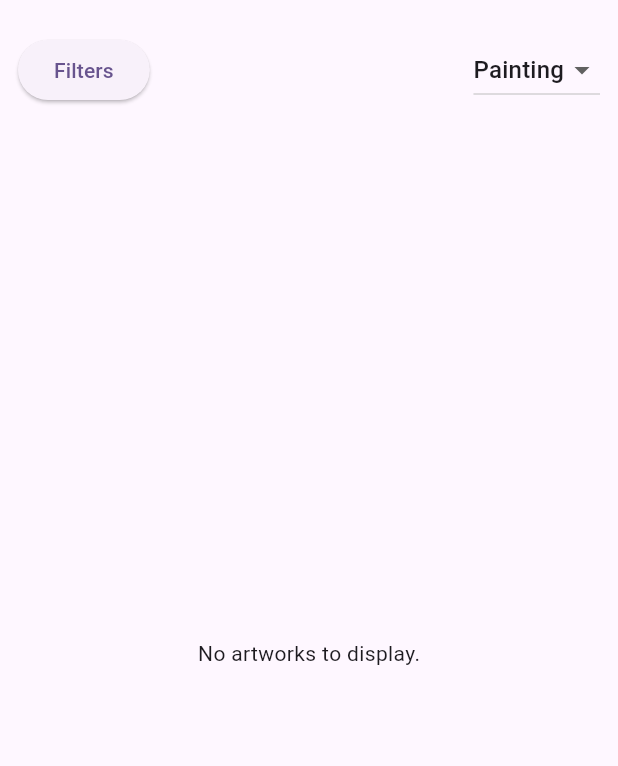
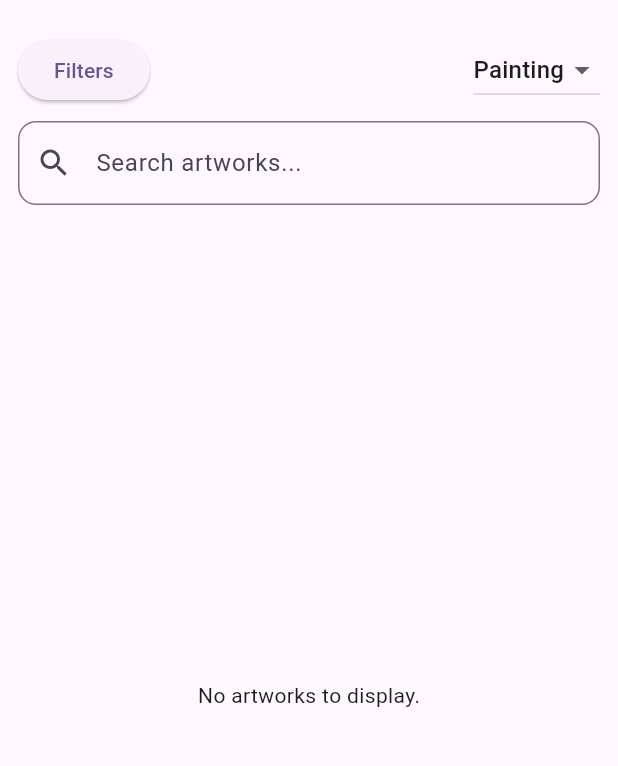
Before and after one commit to shamanth07/ArtHub_flutter, a Flutter app: the VisitorHomePage screen opened directly, on a phone screen of 412 x 824 dp, the part 65-831 px from its top. Run offline on Flutter 3.47's test engine with Material 3 defaults, Android fonts, the phone set to English and light mode, and no system bars; our stand-ins replace firebase_auth, firebase_core, firebase_database, firebase_storage, flutter_map, geocoding and 2 more; missing offline and left inert: newarthub; accounts and stored records are empty.

Commit message:
Update Vhome.dart 97 commits

```diff
--- a/lib/Visitor/Vhome.dart
+++ b/lib/Visitor/Vhome.dart
@@ -1,9 +1,10 @@
 import 'package:flutter/material.dart';
 import 'package:firebase_auth/firebase_auth.dart';
-import 'package:firebase_database/firebase_database.dart';  // add firebase_database dependency
+import 'package:firebase_database/firebase_database.dart';
 import 'package:newarthub/Visitor/VProfile.dart';
 import 'package:newarthub/Visitor/SignUp.dart';
 import 'package:newarthub/Visitor/VSettings.dart';
+
 class VisitorHomePage extends StatefulWidget {
   const VisitorHomePage({super.key});
 
@@ -19,8 +20,8 @@ class _VisitorHomePageState extends State<VisitorHomePage> {
   List<Map<String, dynamic>> events = [];
   bool isLoading = true;
 
-  // To hold liked artworks by id locally for demo
   Set<String> likedArtworks = {};
+  final TextEditingController searchController = TextEditingController();
 
   @override
   void initState() {
@@ -37,7 +38,6 @@ class _VisitorHomePageState extends State<VisitorHomePage> {
 
       if (artworksSnapshot.exists) {
         Map artistsMap = artworksSnapshot.value as Map;
-        // Each artist contains artworks, flatten them
         artistsMap.forEach((artistId, artistData) {
           if (artistData['artworks'] != null) {
             Map artworksMap = artistData['artworks'] as Map;
@@ -90,15 +90,28 @@ class _VisitorHomePageState extends State<VisitorHomePage> {
   }
 
   void onCommentTap(String artworkId) {
-    // For now just show a simple snackbar. You can replace with real comment page.
     ScaffoldMessenger.of(context).showSnackBar(
       SnackBar(content: Text('Comment tapped for artwork $artworkId')),
     );
   }
 
+  List<Map<String, dynamic>> getFilteredItems() {
+    String query = searchController.text.toLowerCase();
+    if (selectedCategory == 'Painting') {
+      return artworks
+          .where((art) => art['title'].toLowerCase().contains(query))
+          .toList();
+    } else {
+      return events
+          .where((event) => event['title'].toLowerCase().contains(query))
+          .toList();
+    }
+  }
+
   @override
   Widget build(BuildContext context) {
     final String? userEmail = FirebaseAuth.instance.currentUser?.email;
+    final filteredItems = getFilteredItems();
 
     return Scaffold(
       drawer: Drawer(
@@ -235,9 +248,7 @@ class _VisitorHomePageState extends State<VisitorHomePage> {
               mainAxisAlignment: MainAxisAlignment.spaceBetween,
               children: [
                 ElevatedButton(
-                  onPressed: () {
-                    // Add filter logic here if needed
-                  },
+                  onPressed: () {},
                   child: const Text("Filters"),
                 ),
                 DropdownButton<String>(
@@ -255,21 +266,40 @@ class _VisitorHomePageState extends State<VisitorHomePage> {
               ],
             ),
           ),
-          const SizedBox(height: 20),
-
+          const SizedBox(height: 10),
+          Padding(
+            padding: const EdgeInsets.symmetric(horizontal: 12),
+            child: TextField(
+              controller: searchController,
+              decoration: InputDecoration(
+                hintText: 'Search ${selectedCategory == 'Painting' ? 'artworks' : 'events'}...',
+                prefixIcon: const Icon(Icons.search),
+                border: OutlineInputBorder(borderRadius: BorderRadius.circular(12)),
+              ),
+              onChanged: (_) {
+                setState(() {}); // Triggers rebuild for filtering
+              },
+            ),
+          ),
+          const SizedBox(height: 10),
           Expanded(
             child: isLoading
                 ? const Center(child: CircularProgressIndicator())
-                : selectedCategory == 'Painting'
-                ? artworks.isEmpty
-                ? const Center(child: Text('No artworks to display.'))
+                : filteredItems.isEmpty
+                ? Center(
+              child: Text(
+                selectedCategory == 'Painting'
+                    ? 'No artworks to display.'
+                    : 'No events to display.',
+              ),
+            )
                 : ListView.builder(
               padding: const EdgeInsets.symmetric(horizontal: 12),
-              itemCount: artworks.length,
+              itemCount: filteredItems.length,
               itemBuilder: (context, index) {
-                final artwork = artworks[index];
-                final isLiked = likedArtworks.contains(artwork['id']);
-
+                final item = filteredItems[index];
+                if (selectedCategory == 'Painting') {
+                  final isLiked = likedArtworks.contains(item['id']);
                   return Card(
                     margin: const EdgeInsets.only(bottom: 16),
                     shape: RoundedRectangleBorder(
@@ -280,10 +310,10 @@ class _VisitorHomePageState extends State<VisitorHomePage> {
                       crossAxisAlignment: CrossAxisAlignment.start,
                       children: [
                         AspectRatio(
-                        aspectRatio: 1, // square image like Instagram
-                        child: artwork['imageUrl'] != ''
+                          aspectRatio: 1,
+                          child: item['imageUrl'] != ''
                               ? Image.network(
-                          artwork['imageUrl'],
+                            item['imageUrl'],
                             fit: BoxFit.cover,
                             errorBuilder: (context, error, stackTrace) =>
                             const Center(child: Icon(Icons.broken_image)),
@@ -293,8 +323,9 @@ class _VisitorHomePageState extends State<VisitorHomePage> {
                         Padding(
                           padding: const EdgeInsets.symmetric(horizontal: 12, vertical: 8),
                           child: Text(
-                          artwork['title'] ?? 'Untitled',
-                          style: const TextStyle(fontWeight: FontWeight.bold, fontSize: 16),
+                            item['title'] ?? 'Untitled',
+                            style: const TextStyle(
+                                fontWeight: FontWeight.bold, fontSize: 16),
                           ),
                         ),
                         Padding(
@@ -306,11 +337,11 @@ class _VisitorHomePageState extends State<VisitorHomePage> {
                                   isLiked ? Icons.favorite : Icons.favorite_border,
                                   color: isLiked ? Colors.red : Colors.grey,
                                 ),
-                              onPressed: () => toggleLike(artwork['id']),
+                                onPressed: () => toggleLike(item['id']),
                               ),
                               IconButton(
                                 icon: const Icon(Icons.comment_outlined, color: Colors.grey),
-                              onPressed: () => onCommentTap(artwork['id']),
+                                onPressed: () => onCommentTap(item['id']),
                               ),
                             ],
                           ),
@@ -318,15 +349,7 @@ class _VisitorHomePageState extends State<VisitorHomePage> {
                       ],
                     ),
                   );
-              },
-            )
-                : events.isEmpty
-                ? const Center(child: Text('No events to display.'))
-                : ListView.builder(
-              padding: const EdgeInsets.symmetric(horizontal: 12),
-              itemCount: events.length,
-              itemBuilder: (context, index) {
-                final event = events[index];
+                } else {
                   return Card(
                     margin: const EdgeInsets.only(bottom: 16),
                     shape: RoundedRectangleBorder(
@@ -338,9 +361,9 @@ class _VisitorHomePageState extends State<VisitorHomePage> {
                       children: [
                         AspectRatio(
                           aspectRatio: 3 / 2,
-                        child: event['bannerImageUrl'] != ''
+                          child: item['bannerImageUrl'] != ''
                               ? Image.network(
-                          event['bannerImageUrl'],
+                            item['bannerImageUrl'],
                             fit: BoxFit.cover,
                             errorBuilder: (context, error, stackTrace) =>
                             const Center(child: Icon(Icons.broken_image)),
@@ -350,15 +373,16 @@ class _VisitorHomePageState extends State<VisitorHomePage> {
                         Padding(
                           padding: const EdgeInsets.symmetric(horizontal: 12, vertical: 8),
                           child: Text(
-                          event['title'] ?? 'Untitled Event',
-                          style: const TextStyle(fontWeight: FontWeight.bold, fontSize: 16),
+                            item['title'] ?? 'Untitled Event',
+                            style: const TextStyle(
+                                fontWeight: FontWeight.bold, fontSize: 16),
                           ),
                         ),
-                      if (event['eventDate'] != null && event['eventDate'] != '')
+                        if (item['eventDate'] != null && item['eventDate'] != '')
                           Padding(
-                          padding: const EdgeInsets.symmetric(horizontal: 12, vertical: 0),
+                            padding: const EdgeInsets.symmetric(horizontal: 12),
                             child: Text(
-                            _formatEventDate(event['eventDate']),
+                              _formatEventDate(item['eventDate']),
                               style: const TextStyle(color: Colors.grey),
                             ),
                           ),
@@ -366,6 +390,7 @@ class _VisitorHomePageState extends State<VisitorHomePage> {
                       ],
                     ),
                   );
+                }
               },
             ),
           ),
@@ -376,7 +401,6 @@ class _VisitorHomePageState extends State<VisitorHomePage> {
 
   String _formatEventDate(dynamic timestamp) {
     try {
-      // Assume eventDate is a timestamp in milliseconds
       int millis = 0;
       if (timestamp is int) {
         millis = timestamp;
@@ -384,7 +408,6 @@ class _VisitorHomePageState extends State<VisitorHomePage> {
         millis = int.tryParse(timestamp) ?? 0;
       }
       if (millis == 0) return '';
-
       final date = DateTime.fromMillisecondsSinceEpoch(millis);
       return '${date.day}/${date.month}/${date.year}';
     } catch (e) {
```
Lines whose indentation alone changed are shown as unchanged.
